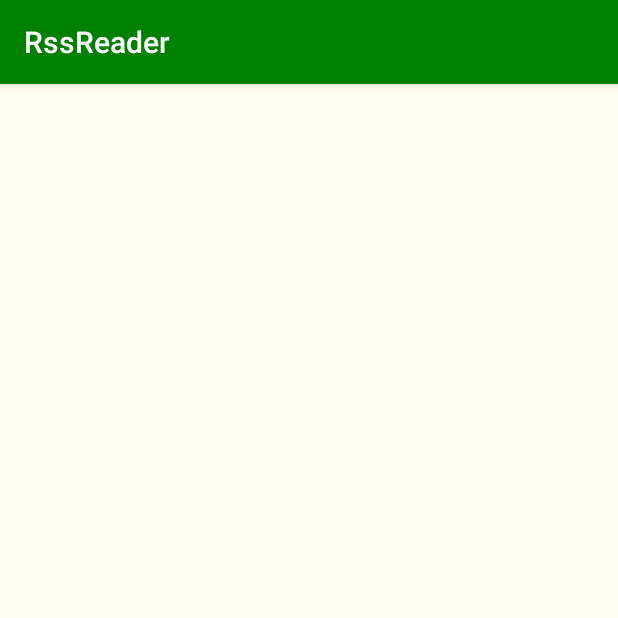
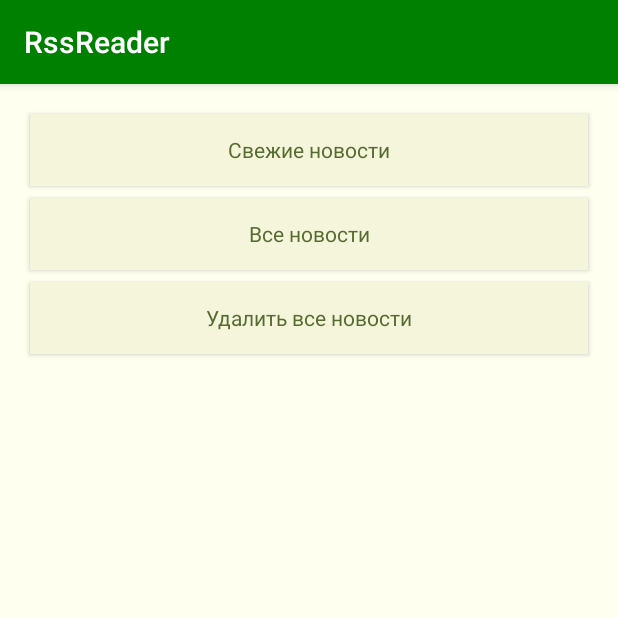
Before and after one commit to goldenluk/android, an Android app: the screen it shows after launch (FeedNewsActivity before the commit, AllOrNewItemsActivity after it), after a tap on "Лента", on a phone screen of 412 x 824 dp, the top half of it. Run offline under Robolectric (Android 15) with nearby library versions, the phone set to English and light mode, and no system bars.

Commit message:
Новое Работает раздел свежие новости

```diff
--- a/RssReader/app/src/main/java/ru/matthewhadzhiev/rssreader/channels/RssChannelListAdapter.java
+++ b/RssReader/app/src/main/java/ru/matthewhadzhiev/rssreader/channels/RssChannelListAdapter.java
@@ -52,7 +52,7 @@ final class RssChannelListAdapter extends RecyclerView.Adapter<RssChannelListAda
 
     @Override
     public void onBindViewHolder(final RssChannelListAdapter.ChannelModelViewHolder holder, final int position) {
-        final RssChannel channelItem = channelItems.get(position);
+        final RssChannel channelItem = channelItems.get(channelItems.size() - 1 -position);
 
         final TextView channelName = (TextView) holder.channelsView.findViewById(R.id.channel_name);
         channelName.setText(channelItem.getAddress());
--- a/RssReader/app/src/main/java/ru/matthewhadzhiev/rssreader/feed/AllOrNewItemsActivity.java
+++ b/RssReader/app/src/main/java/ru/matthewhadzhiev/rssreader/feed/AllOrNewItemsActivity.java
@@ -1,16 +1,34 @@
 package ru.matthewhadzhiev.rssreader.feed;
 
+import android.content.Intent;
 import android.os.Bundle;
 import android.support.annotation.Nullable;
 import android.support.v7.app.AppCompatActivity;
+import android.view.View;
+import android.widget.Button;
 
 import ru.matthewhadzhiev.rssreader.R;
 
 
-public final class AllOrNewItemsActivity extends AppCompatActivity {
+public final class AllOrNewItemsActivity extends AppCompatActivity implements View.OnClickListener {
     @Override
     protected void onCreate(@Nullable final Bundle savedInstanceState) {
         super.onCreate(savedInstanceState);
         setContentView(R.layout.all_or_new_items_activity);
+
+        final Button allNewsButton = (Button) findViewById(R.id.button_all_items_feed);
+        allNewsButton.setOnClickListener(this);
+
+        final Button newNewsButton = (Button) findViewById(R.id.button_new_items_feed);
+        newNewsButton.setOnClickListener(this);
+    }
+
+    @Override
+    public void onClick(final View view) {
+        switch (view.getId()) {
+            case R.id.button_new_items_feed:
+                startActivity(new Intent(this, FeedNewsActivity.class).putExtra(FeedNewsActivity.IS_ALL_ITEMS, false));
+                break;
+        }
     }
 }
--- a/RssReader/app/src/main/java/ru/matthewhadzhiev/rssreader/feed/FeedNewsActivity.java
+++ b/RssReader/app/src/main/java/ru/matthewhadzhiev/rssreader/feed/FeedNewsActivity.java
@@ -30,7 +30,9 @@ final public class FeedNewsActivity extends AppCompatActivity{
     private RecyclerView recyclerView;
     private MyBroadcastReceiver myBroadcastReceiver;
     private Logger logger;
-    //TODO Разделение на свежие новости и все собранные новости
+
+    static String IS_ALL_ITEMS = "ru.matthewhadzhiev.rssreader.feed.IS_ALL_ITEMS";
+
     //TODO Очистить базу новостей
     @Override
     protected void onCreate(@Nullable final Bundle savedInstanceState) {
--- a/RssReader/app/src/main/java/ru/matthewhadzhiev/rssreader/network/FetchRssItemsService.java
+++ b/RssReader/app/src/main/java/ru/matthewhadzhiev/rssreader/network/FetchRssItemsService.java
@@ -89,6 +89,7 @@ public final class FetchRssItemsService extends IntentService{
                     database.insert(RssItemsDbSchema.RssChannelsTable.NAME, null, valuesChannel);
                 }
 
+                //Эти строки очищают все итемы данного канала
                 final int count = database.delete(RssItemsTable.NAME, RssItemsTable.Cols.ADDRESS + "= ?", new String[] { urlLink});
                 logger.log(Level.INFO, "Удалено итемов " + Integer.toString(count));
 
--- a/RssReader/app/src/main/java/ru/matthewhadzhiev/rssreader/ui/MainActivity.java
+++ b/RssReader/app/src/main/java/ru/matthewhadzhiev/rssreader/ui/MainActivity.java
@@ -8,6 +8,7 @@ import android.widget.ImageView;
 
 import ru.matthewhadzhiev.rssreader.R;
 import ru.matthewhadzhiev.rssreader.channels.ChannelsMenuActivity;
+import ru.matthewhadzhiev.rssreader.feed.AllOrNewItemsActivity;
 import ru.matthewhadzhiev.rssreader.feed.FeedNewsActivity;
 
 final public class MainActivity extends AppCompatActivity implements View.OnClickListener {
@@ -32,7 +33,7 @@ final public class MainActivity extends AppCompatActivity implements View.OnClic
                 startActivity(new Intent(this, ChannelsMenuActivity.class));
                 break;
             case R.id.feed_button:
-                startActivity(new Intent(this, FeedNewsActivity.class));
+                startActivity(new Intent(this, AllOrNewItemsActivity.class));
         }
     }
 }
```
